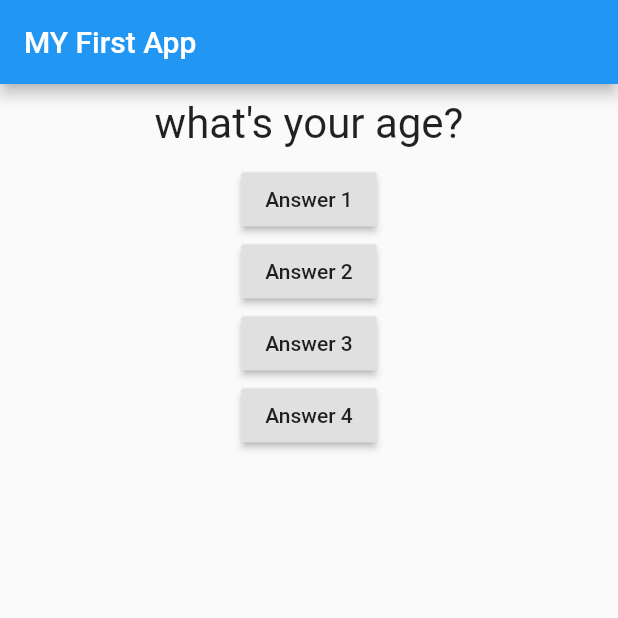
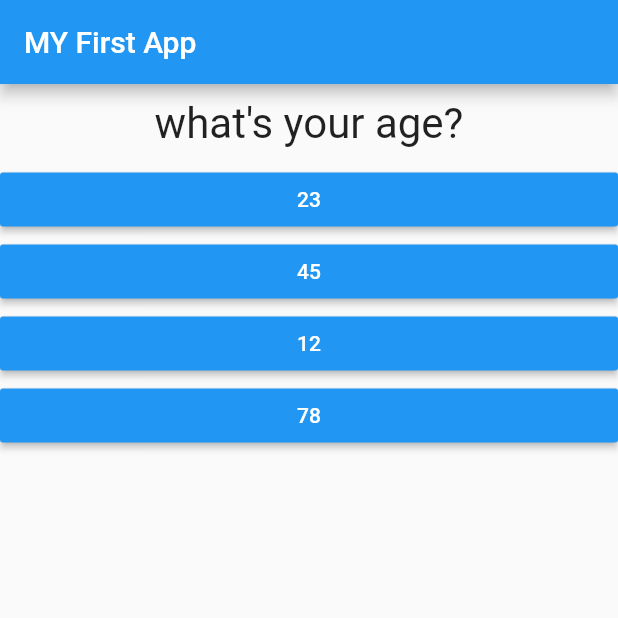
Before and after one commit to bhuvnesh93/flutter-app, a Flutter app: the screen it shows after launch, on a phone screen of 412 x 824 dp, the top half of it. Run offline on Flutter 3.47's test engine with Material 2 defaults, Android fonts, the phone set to English and light mode, and no system bars.

```diff
--- /dev/null
+++ b/lib/answer.dart
@@ -0,0 +1,21 @@
+import 'package:flutter/material.dart';
+
+class Answer extends StatelessWidget {
+  final Function selectHandler;
+  final String answer;
+
+  Answer(this.selectHandler, this.answer);
+
+  @override
+  Widget build(BuildContext context) {
+    return Container(
+      width: double.infinity,
+      child: RaisedButton(
+        color: Colors.blue,
+        textColor: Colors.white,
+        child: Text(answer),
+        onPressed: selectHandler,
+      ),
+    );
+  }
+}
--- a/lib/main.dart
+++ b/lib/main.dart
@@ -1,4 +1,5 @@
 import 'package:flutter/material.dart';
+import 'package:flutter_app/answer.dart';
 import 'package:flutter_app/question.dart';
 
 // void main() {
@@ -17,7 +18,19 @@ class MyApp extends StatefulWidget {
 
 class _MyAppState extends State<MyApp> {
   var _questionIndex = 0;
+  final questions = const [
+    {
+      'questionText': 'what\'s your age?',
+      'answers': ['23', '45', '12', '78']
+    },
+    {
+      'questionText': 'what\'s your favourite color?',
+      'answers': ['Red', 'Green', 'Blue', 'Black']
+    }
+  ];
+
   void answerQuestion() {
+    if (_questionIndex < questions.length) {}
     setState(() {
       _questionIndex = _questionIndex + 1;
     });
@@ -26,7 +39,24 @@ class _MyAppState extends State<MyApp> {
 
   @override
   Widget build(BuildContext context) {
-    var questions = ['what\'s your age?', 'what\'s your name?'];
+    // var questions = ['what\'s your age?', 'what\'s your name?'];
+    // var questions = const [
+    // const questions = [
+    //   {
+    //     'questionText': 'what\'s your age?',
+    //     'answers': ['23', '45', '12', '78']
+    //   },
+    //   {
+    //     'questionText': 'what\'s your favourite color?',
+    //     'answers': ['Red', 'Green', 'Blue', 'Black']
+    //   }
+    // ];
+
+    // var dummy = const ['Hello'];
+    // dummy.add("Bhuvnesh");
+    // print(dummy);
+    // dummy = [];
+
     return MaterialApp(
       // home: Text('Hello!!!'),
       home: Scaffold(
@@ -34,31 +64,43 @@ class _MyAppState extends State<MyApp> {
           title: Text('MY First App'),
         ),
         // body: Text("this is default text 3"),
-        body: Column(
-          children: [
-            // Text(questions[_questionIndex]),
-            Question(questions[_questionIndex]),
-            RaisedButton(
-              child: Text('Answer 1'),
-              onPressed: answerQuestion,
-            ),
-            RaisedButton(
-              child: Text('Answer 2'),
-              onPressed: () => print("Answer 2 choosen!!"),
-            ),
-            RaisedButton(
-              child: Text('Answer 3'),
-              onPressed: () {
-                // ....
-                print("Answer 3 choosen!!");
-              },
-            ),
-            RaisedButton(
-              child: Text('Answer 4'),
-              onPressed: answerQuestion,
-            ),
-          ],
-        ),
+        body: _questionIndex < questions.length
+            ? Column(
+                children: [
+                  // Text(questions[_questionIndex]),
+                  // Question(questions[_questionIndex]),
+                  Question(questions[_questionIndex]['questionText']),
+                  ...(questions[_questionIndex]['answers'] as List<String>)
+                      .map((answer) {
+                    return Answer(answerQuestion, answer);
+                  }).toList()
+                  // Answer(answerQuestion),
+                  // Answer(answerQuestion),
+                  // Answer(answerQuestion),
+                  // RaisedButton(
+                  //   child: Text('Answer 1'),
+                  //   onPressed: answerQuestion,
+                  // ),
+                  // RaisedButton(
+                  //   child: Text('Answer 2'),
+                  //   onPressed: () => print("Answer 2 choosen!!"),
+                  // ),
+                  // RaisedButton(
+                  //   child: Text('Answer 3'),
+                  //   onPressed: () {
+                  //     // ....
+                  //     print("Answer 3 choosen!!");
+                  //   },
+                  // ),
+                  // RaisedButton(
+                  //   child: Text('Answer 4'),
+                  //   onPressed: answerQuestion,
+                  // ),
+                ],
+              )
+            : Center(
+                child: Text('You did it.'),
+              ),
       ),
     );
   }
--- /dev/null
+++ b/lib/quiz.dart
@@ -0,0 +1,8 @@
+import 'package:flutter/material.dart';
+
+class Quiz extends StatelessWidget {
+  @override
+  Widget build(BuildContext context) {
+    return Container();
+  }
+}
```
Also changed, not shown: lib/result.dart (added).
